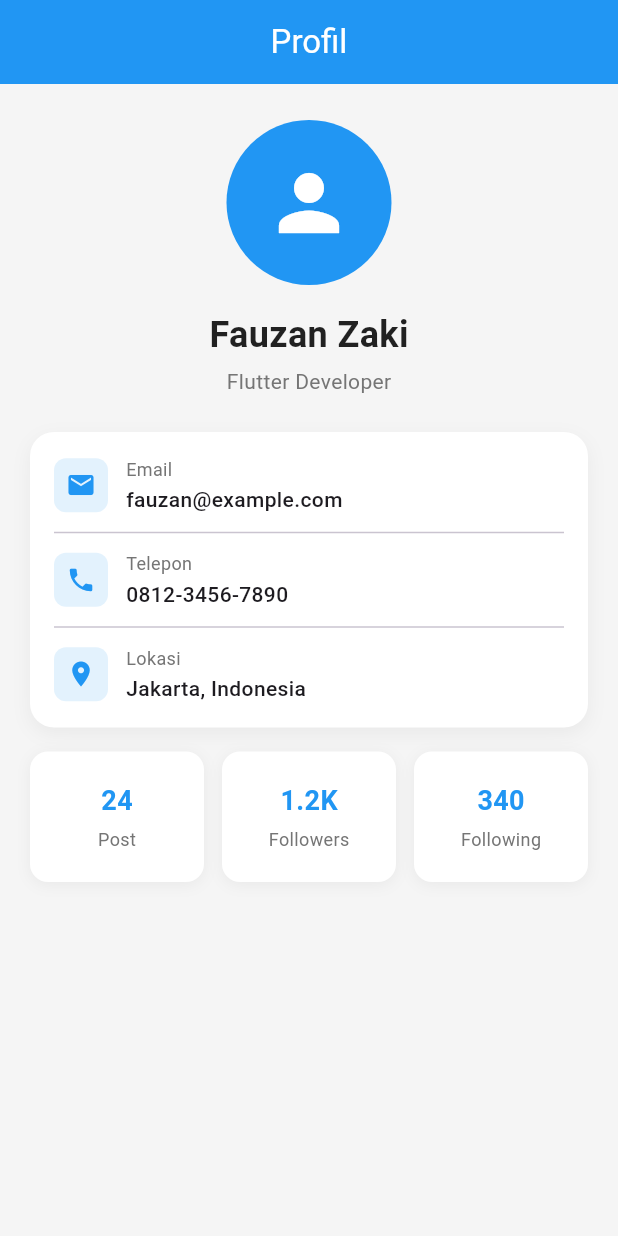
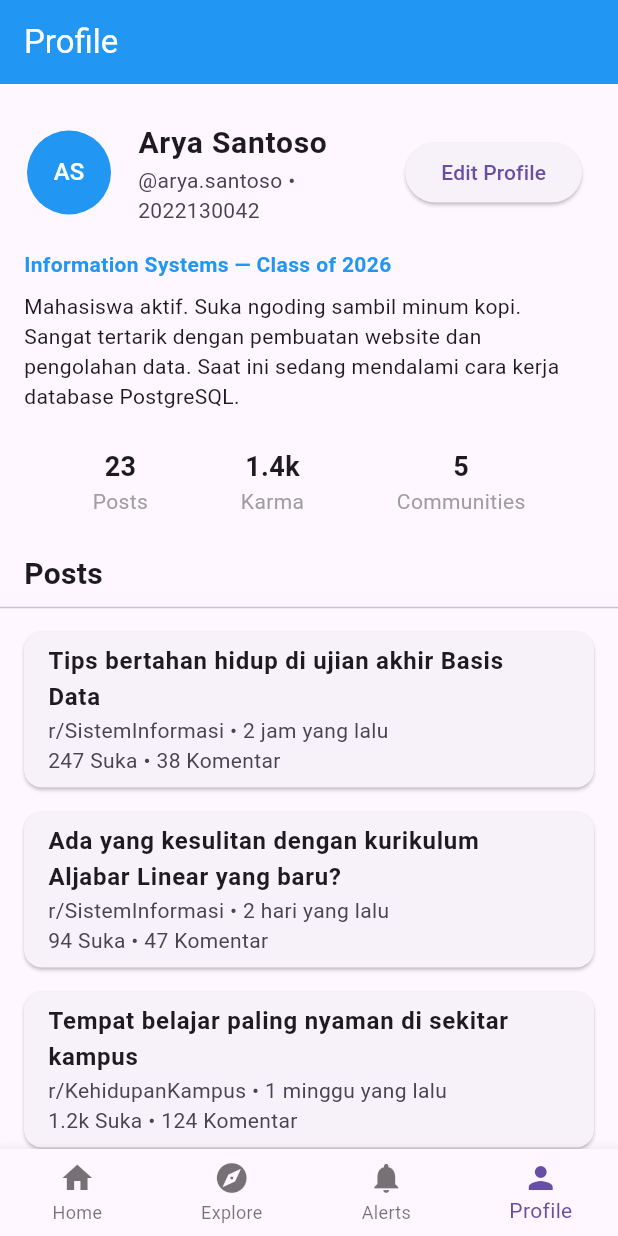
Before and after one commit to fauzanzk/forum-mahasiswa, a Flutter app: the screen it shows after launch, on a phone screen of 412 x 824 dp. Run offline on Flutter 3.47's test engine with Material 3 defaults, Android fonts, the phone set to English and light mode, and no system bars.

Commit message:
update: profile sementara

```diff
--- /dev/null
+++ b/lib/Pages/profile.dart
@@ -0,0 +1,134 @@
+import 'package:flutter/material.dart';
+
+class ProfilePage extends StatelessWidget {
+  const ProfilePage({super.key});
+
+  @override
+  Widget build(BuildContext context) {
+    return Scaffold(
+      appBar: AppBar(
+        title: const Text('Profile'),
+        backgroundColor: Colors.blue,
+        foregroundColor: Colors.white,
+      ),
+      // Menggunakan ListView agar bisa di-scroll
+      body: ListView(
+        children: [
+          const SizedBox(height: 16),
+
+          // 1. Bagian Header
+          // Menggunakan ListTile karena ini adalah cara paling basic dan mudah
+          // di Flutter untuk membuat baris yang ada ikon di kiri, judul di tengah, dan tombol di kanan
+          ListTile(
+            leading: const CircleAvatar(
+              radius: 30,
+              backgroundColor: Colors.blue,
+              child: Text('AS', style: TextStyle(color: Colors.white)),
+            ),
+            title: const Text('Arya Santoso', style: TextStyle(fontWeight: FontWeight.bold, fontSize: 20)),
+            subtitle: const Text('@arya.santoso • 2022130042'),
+            trailing: ElevatedButton(
+              onPressed: () {},
+              child: const Text('Edit Profile'),
+            ),
+          ),
+
+          // 2. Bagian Bio
+          // Menggunakan Padding biasa agar tulisan tidak menempel ke pinggir layar
+          const Padding(
+            padding: EdgeInsets.symmetric(horizontal: 16.0, vertical: 8.0),
+            child: Column(
+              crossAxisAlignment: CrossAxisAlignment.start,
+              children: [
+                Text(
+                  'Information Systems — Class of 2026',
+                  style: TextStyle(color: Colors.blue, fontWeight: FontWeight.bold)
+                ),
+                SizedBox(height: 8),
+                // Konten bahasa Indonesia dan tanpa emoji
+                Text(
+                  'Mahasiswa aktif. Suka ngoding sambil minum kopi. Sangat tertarik dengan pembuatan website dan pengolahan data. Saat ini sedang mendalami cara kerja database PostgreSQL.'
+                ),
+              ],
+            ),
+          ),
+
+          const SizedBox(height: 16),
+
+          // 3. Bagian Statistik
+          // Cukup menggunakan Row dan Column dasar secara langsung (inline)
+          const Row(
+            mainAxisAlignment: MainAxisAlignment.spaceEvenly,
+            children: [
+              Column(
+                children: [
+                  Text('23', style: TextStyle(fontWeight: FontWeight.bold, fontSize: 18)),
+                  Text('Posts', style: TextStyle(color: Colors.grey)),
+                ],
+              ),
+              Column(
+                children: [
+                  Text('1.4k', style: TextStyle(fontWeight: FontWeight.bold, fontSize: 18)),
+                  Text('Karma', style: TextStyle(color: Colors.grey)),
+                ],
+              ),
+              Column(
+                children: [
+                  Text('5', style: TextStyle(fontWeight: FontWeight.bold, fontSize: 18)),
+                  Text('Communities', style: TextStyle(color: Colors.grey)),
+                ],
+              ),
+            ],
+          ),
+
+          const SizedBox(height: 24),
+
+          // 4. Pembatas dan Judul Postingan
+          const Padding(
+            padding: EdgeInsets.symmetric(horizontal: 16.0),
+            child: Text('Posts', style: TextStyle(fontSize: 20, fontWeight: FontWeight.bold)),
+          ),
+          const Divider(),
+
+          // 5. Daftar Postingan (Konten Bahasa Indonesia)
+          // Menggunakan Card dan ListTile adalah trik paling basic untuk membuat daftar yang bagus tanpa kode rumit
+          const Card(
+            margin: EdgeInsets.symmetric(horizontal: 16.0, vertical: 8.0),
+            child: ListTile(
+              title: Text('Tips bertahan hidup di ujian akhir Basis Data', style: TextStyle(fontWeight: FontWeight.bold)),
+              subtitle: Text('r/SistemInformasi • 2 jam yang lalu\n247 Suka • 38 Komentar'),
+            ),
+          ),
+
+          const Card(
+            margin: EdgeInsets.symmetric(horizontal: 16.0, vertical: 8.0),
+            child: ListTile(
+              title: Text('Ada yang kesulitan dengan kurikulum Aljabar Linear yang baru?', style: TextStyle(fontWeight: FontWeight.bold)),
+              subtitle: Text('r/SistemInformasi • 2 hari yang lalu\n94 Suka • 47 Komentar'),
+            ),
+          ),
+
+          const Card(
+            margin: EdgeInsets.symmetric(horizontal: 16.0, vertical: 8.0),
+            child: ListTile(
+              title: Text('Tempat belajar paling nyaman di sekitar kampus', style: TextStyle(fontWeight: FontWeight.bold)),
+              subtitle: Text('r/KehidupanKampus • 1 minggu yang lalu\n1.2k Suka • 124 Komentar'),
+            ),
+          ),
+        ],
+      ),
+
+      // 6. Navigasi Bawah
+      bottomNavigationBar: BottomNavigationBar(
+        type: BottomNavigationBarType.fixed,
+        currentIndex: 3,
+        items: const [
+          BottomNavigationBarItem(icon: Icon(Icons.home), label: 'Home'),
+          BottomNavigationBarItem(icon: Icon(Icons.explore), label: 'Explore'),
+          BottomNavigationBarItem(icon: Icon(Icons.notifications), label: 'Alerts'),
+          BottomNavigationBarItem(icon: Icon(Icons.person), label: 'Profile'),
+        ],
+      ),
+    );
+  }
+}
--- a/lib/main.dart
+++ b/lib/main.dart
@@ -1,4 +1,5 @@
 import 'package:flutter/material.dart';
+import 'Pages/profile.dart'; // Import halaman profil yang sudah dipisah
 
 void main() {
   runApp(const MyApp());
@@ -14,188 +15,8 @@ class MyApp extends StatelessWidget {
       debugShowCheckedModeBanner: false,
       theme: ThemeData(
         primarySwatch: Colors.blue,
-        scaffoldBackgroundColor: const Color(0xFFF5F5F5),
       ),
-      home: const ProfilePage(),
+      home: const ProfilePage(), // Memanggil ProfilePage dari file profile.dart
     );
   }
 }
-
-// ============================================
-// HALAMAN PROFIL
-// ============================================
-class ProfilePage extends StatelessWidget {
-  const ProfilePage({super.key});
-
-  @override
-  Widget build(BuildContext context) {
-    return Scaffold(
-      appBar: AppBar(
-        title: const Text('Profil'),
-        centerTitle: true,
-        backgroundColor: Colors.blue,
-        foregroundColor: Colors.white,
-      ),
-      body: SingleChildScrollView(
-        child: Column(
-          children: [
-            const SizedBox(height: 24),
-            _buildHeader(),
-            const SizedBox(height: 24),
-            _buildInfoCard(),
-            const SizedBox(height: 16),
-            _buildStatsRow(),
-            const SizedBox(height: 24),
-          ],
-        ),
-      ),
-    );
-  }
-
-  // ==========================================
-  // BAGIAN 1: Avatar + Nama
-  // ==========================================
-  Widget _buildHeader() {
-    return Column(
-      children: [
-        const CircleAvatar(
-          radius: 55,
-          backgroundColor: Colors.blue,
-          child: Icon(Icons.person, size: 60, color: Colors.white),
-        ),
-        const SizedBox(height: 16),
-        const Text(
-          'Fauzan Zaki',
-          style: TextStyle(
-            fontSize: 24,
-            fontWeight: FontWeight.bold,
-            color: Colors.black87,
-          ),
-        ),
-        const SizedBox(height: 4),
-        Text(
-          'Flutter Developer',
-          style: TextStyle(fontSize: 14, color: Colors.grey.shade600),
-        ),
-      ],
-    );
-  }
-
-  // ==========================================
-  // BAGIAN 2: Kartu Info (Email, Lokasi)
-  // ==========================================
-  Widget _buildInfoCard() {
-    return Container(
-      margin: const EdgeInsets.symmetric(horizontal: 20),
-      padding: const EdgeInsets.all(16),
-      decoration: BoxDecoration(
-        color: Colors.white,
-        borderRadius: BorderRadius.circular(16),
-        boxShadow: [
-          BoxShadow(
-            color: Colors.black.withOpacity(0.05),
-            blurRadius: 10,
-            offset: const Offset(0, 4),
-          ),
-        ],
-      ),
-      child: Column(
-        children: [
-          _buildInfoRow(Icons.email, 'Email', 'fauzan@example.com'),
-          const Divider(height: 24),
-          _buildInfoRow(Icons.phone, 'Telepon', '0812-3456-7890'),
-          const Divider(height: 24),
-          _buildInfoRow(Icons.location_on, 'Lokasi', 'Jakarta, Indonesia'),
-        ],
-      ),
-    );
-  }
-
-  // Baris info: ikon + label + nilai
-  Widget _buildInfoRow(IconData icon, String label, String value) {
-    return Row(
-      children: [
-        Container(
-          padding: const EdgeInsets.all(8),
-          decoration: BoxDecoration(
-            color: Colors.blue.shade50,
-            borderRadius: BorderRadius.circular(8),
-          ),
-          child: Icon(icon, color: Colors.blue, size: 20),
-        ),
-        const SizedBox(width: 12),
-        Expanded(
-          child: Column(
-            crossAxisAlignment: CrossAxisAlignment.start,
-            children: [
-              Text(
-                label,
-                style: TextStyle(fontSize: 12, color: Colors.grey.shade600),
-              ),
-              const SizedBox(height: 2),
-              Text(
-                value,
-                style: const TextStyle(
-                  fontSize: 14,
-                  fontWeight: FontWeight.w500,
-                ),
-              ),
-            ],
-          ),
-        ),
-      ],
-    );
-  }
-
-  // ==========================================
-  // BAGIAN 3: Statistik (3 kotak)
-  // ==========================================
-  Widget _buildStatsRow() {
-    return Padding(
-      padding: const EdgeInsets.symmetric(horizontal: 20),
-      child: Row(
-        children: [
-          Expanded(child: _buildStatCard('Post', '24')),
-          const SizedBox(width: 12),
-          Expanded(child: _buildStatCard('Followers', '1.2K')),
-          const SizedBox(width: 12),
-          Expanded(child: _buildStatCard('Following', '340')),
-        ],
-      ),
-    );
-  }
-
-  Widget _buildStatCard(String label, String value) {
-    return Container(
-      padding: const EdgeInsets.symmetric(vertical: 20),
-      decoration: BoxDecoration(
-        color: Colors.white,
-        borderRadius: BorderRadius.circular(12),
-        boxShadow: [
-          BoxShadow(
-            color: Colors.black.withOpacity(0.05),
-            blurRadius: 8,
-            offset: const Offset(0, 2),
-          ),
-        ],
-      ),
-      child: Column(
-        children: [
-          Text(
-            value,
-            style: const TextStyle(
-              fontSize: 18,
-              fontWeight: FontWeight.bold,
-              color: Colors.blue,
-            ),
-          ),
-          const SizedBox(height: 4),
-          Text(
-            label,
-            style: TextStyle(fontSize: 12, color: Colors.grey.shade600),
-          ),
-        ],
-      ),
-    );
-  }
-}
```
